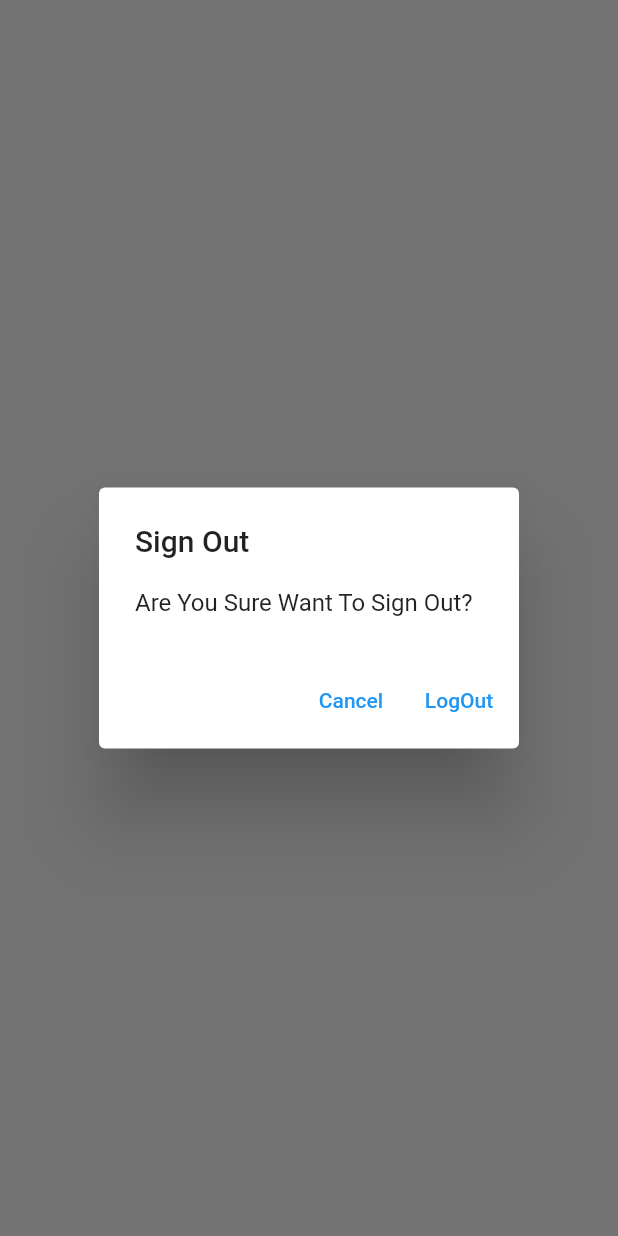
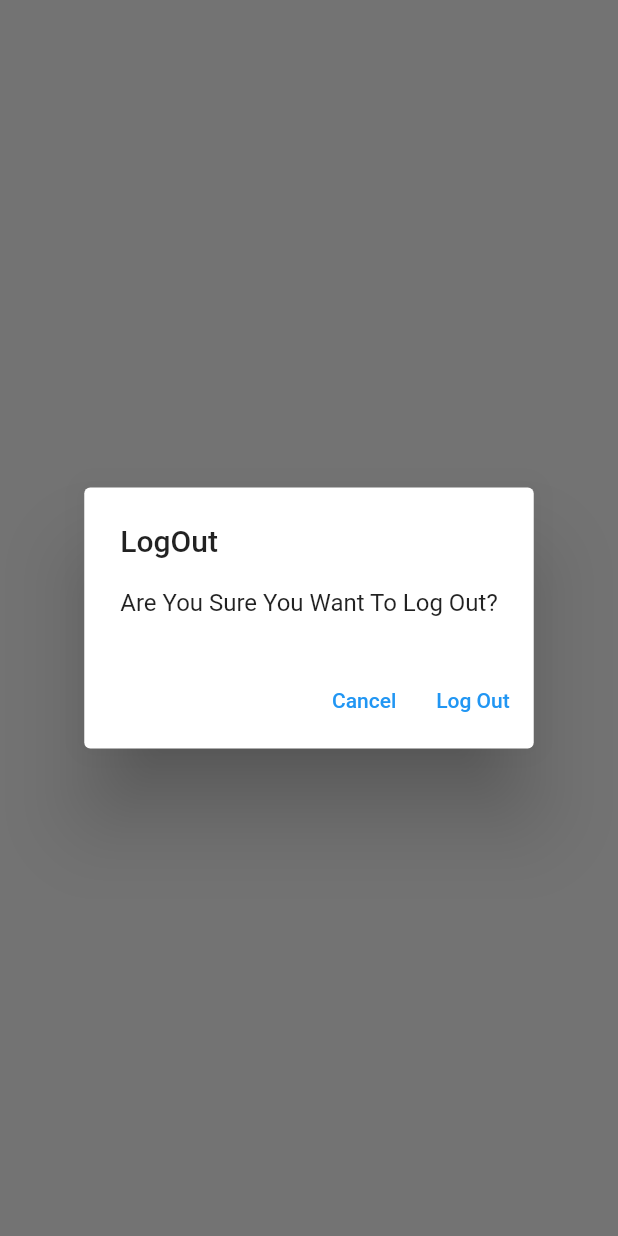
Before and after one commit to Faisal-Ismail65/mynotes, a Flutter app: what showLogOutDialog() shows on an empty page, opened directly, on a phone screen of 412 x 824 dp. Run offline on Flutter 3.47's test engine with Material 2 defaults, Android fonts, the phone set to English and light mode, and no system bars; our stand-ins replace firebase_auth, firebase_core, sqflite; accounts and stored records are empty; network calls fail.

Commit message:
creating generic dialog and adding delete note

```diff
--- /dev/null
+++ b/lib/utilities/dialogs/generic_dialog.dart
@@ -0,0 +1,33 @@
+import 'package:flutter/material.dart';
+
+typedef DialogOptionBuilder<T> = Map<String, T?> Function();
+Future<T?> showGenericDialog<T>({
+  required BuildContext context,
+  required String title,
+  required String content,
+  required DialogOptionBuilder optionsBuilder,
+}) {
+  final options = optionsBuilder();
+  return showDialog<T>(
+    context: context,
+    builder: (context) {
+      return AlertDialog(
+        title: Text(title),
+        content: Text(content),
+        actions: options.keys.map((optionTitle) {
+          final value = options[optionTitle];
+          return TextButton(
+            onPressed: () {
+              if (value != null) {
+                Navigator.of(context).pop(value);
+              } else {
+                Navigator.of(context).pop();
+              }
+            },
+            child: Text(optionTitle),
+          );
+        }).toList(),
+      );
+    },
+  );
+}
--- /dev/null
+++ b/lib/utilities/dialogs/logout_dialog.dart
@@ -0,0 +1,14 @@
+import 'package:flutter/cupertino.dart';
+import 'package:mynotes/utilities/dialogs/generic_dialog.dart';
+
+Future<bool> showLogOutDialog(BuildContext context) {
+  return showGenericDialog<bool>(
+    context: context,
+    title: 'LogOut',
+    content: 'Are You Sure You Want To Log Out?',
+    optionsBuilder: () => {
+      'Cancel': false,
+      'Log Out': true,
+    },
+  ).then((value) => value ?? false);
+}
--- a/lib/views/login_view.dart
+++ b/lib/views/login_view.dart
@@ -3,7 +3,7 @@ import 'package:flutter/material.dart';
 import 'package:mynotes/constants/routes.dart';
 import 'package:mynotes/services/auth/auth_exceptions.dart';
 import 'package:mynotes/services/auth/auth_service.dart';
-import 'package:mynotes/utilities/show_error_dialog.dart';
+import 'package:mynotes/utilities/dialogs/error_dialog.dart';
 
 class LoginView extends StatefulWidget {
   const LoginView({super.key});
--- a/lib/views/notes/notes_view.dart
+++ b/lib/views/notes/notes_view.dart
@@ -4,6 +4,8 @@ import 'package:mynotes/constants/routes.dart';
 import 'package:mynotes/enums/menu_action.dart';
 import 'package:mynotes/services/auth/auth_service.dart';
 import 'package:mynotes/services/crud/notes_service.dart';
+import 'package:mynotes/utilities/dialogs/logout_dialog.dart';
+import 'package:mynotes/views/notes/notes_list_view.dart';
 
 class NotesView extends StatefulWidget {
   const NotesView({super.key});
@@ -73,18 +75,10 @@ class _NotesViewState extends State<NotesView> {
                     case ConnectionState.active:
                       if (snapshot.hasData) {
                         final allNotes = snapshot.data as List<DatabaseNote>;
-                        return ListView.builder(
-                          itemCount: allNotes.length,
-                          itemBuilder: (context, index) {
-                            final note = allNotes[index];
-                            return ListTile(
-                              title: Text(
-                                note.text,
-                                maxLines: 1,
-                                softWrap: true,
-                                overflow: TextOverflow.ellipsis,
-                              ),
-                            );
+                        return NotesListView(
+                          notes: allNotes,
+                          onDeleteNote: (note) async {
+                            await _notesService.deleteNote(id: note.id);
                           },
                         );
                       } else {
@@ -103,29 +97,3 @@ class _NotesViewState extends State<NotesView> {
     );
   }
 }
-
-Future<bool> showLogOutDialog(BuildContext context) {
-  return showDialog<bool>(
-    context: context,
-    builder: (context) {
-      return AlertDialog(
-        title: const Text('Sign Out'),
-        content: const Text('Are You Sure Want To Sign Out?'),
-        actions: [
-          TextButton(
-            onPressed: () {
-              Navigator.of(context).pop(false);
-            },
-            child: const Text('Cancel'),
-          ),
-          TextButton(
-            onPressed: () {
-              Navigator.of(context).pop(true);
-            },
-            child: const Text('LogOut'),
-          ),
-        ],
-      );
-    },
-  ).then((value) => value ?? false);
-}
--- a/lib/views/register_view.dart
+++ b/lib/views/register_view.dart
@@ -4,7 +4,7 @@ import 'package:flutter/material.dart';
 import 'package:mynotes/constants/routes.dart';
 import 'package:mynotes/services/auth/auth_exceptions.dart';
 import 'package:mynotes/services/auth/auth_service.dart';
-import 'package:mynotes/utilities/show_error_dialog.dart';
+import 'package:mynotes/utilities/dialogs/error_dialog.dart';
 
 class RegisterView extends StatefulWidget {
   const RegisterView({super.key});
```
Also changed, not shown: lib/utilities/dialogs/delete_dialog.dart (added, +14 -0 lines), lib/utilities/dialogs/error_dialog.dart (added, +16 -0 lines), lib/utilities/show_error_dialog.dart (deleted, +0 -24 lines), lib/views/notes/notes_list_view.dart (added, +42 -0 lines).
